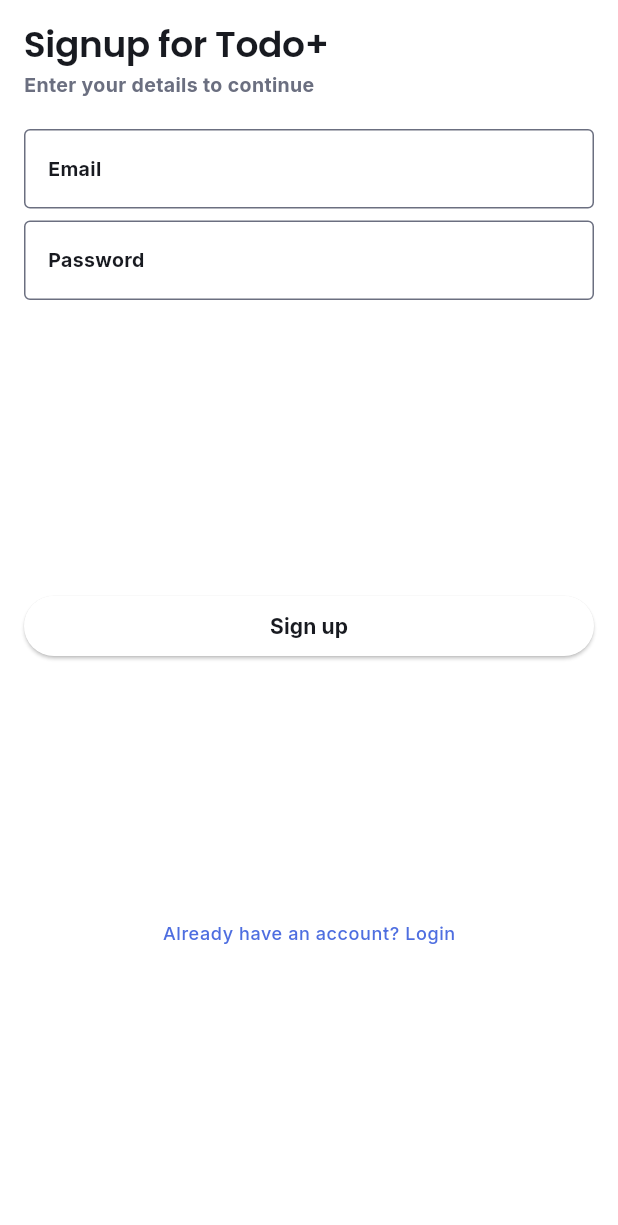
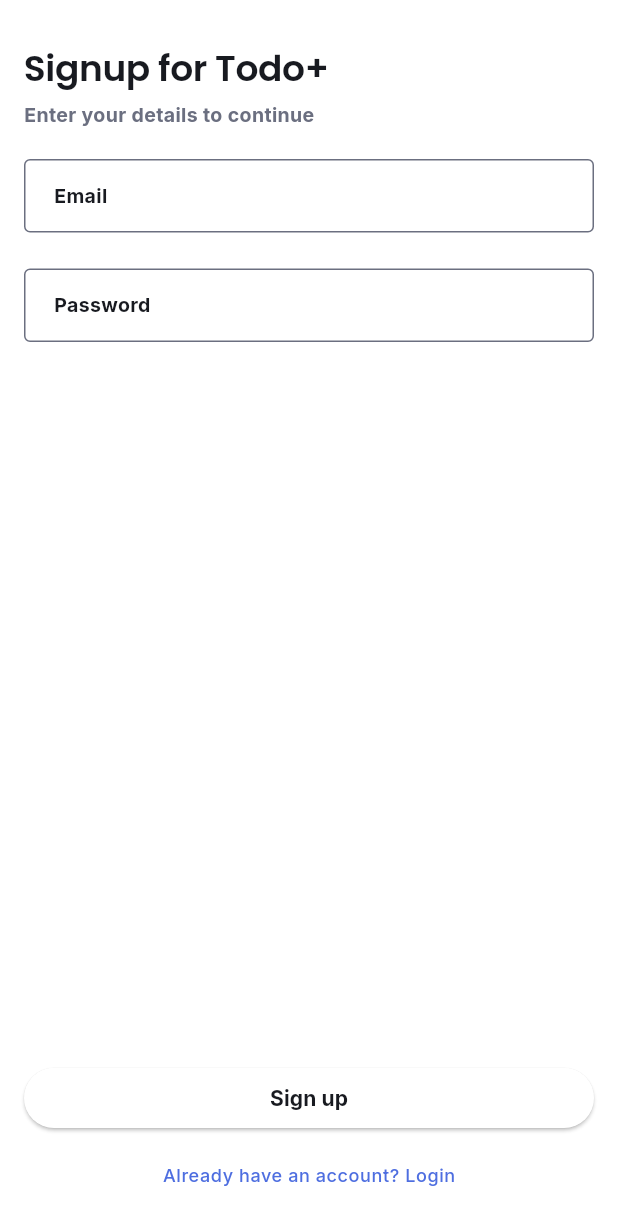
Before and after one commit to HhCruZ21/ToDo, a Flutter app: the SignUpPage screen opened by its route, on a phone screen of 412 x 824 dp. Shown: the top 1225 px of the screen. Run offline on Flutter 3.47's test engine with Material 3 defaults, Android fonts, the phone set to English and light mode, and no system bars; our stand-ins replace google_fonts.

Commit message:
Fixed UI for login and signup

```diff
--- a/lib/views/signup/signup.dart
+++ b/lib/views/signup/signup.dart
@@ -16,8 +16,12 @@ class _SignUpPageState extends State<SignUpPage> {
   final TextEditingController _emailController = TextEditingController();
   final TextEditingController _passwordController = TextEditingController();
 
-  _onSignUpPressed(BuildContext context) {
+  _navigateToDashboard(BuildContext context) {
     Navigator.pushReplacementNamed(context, Routes.dashboard);
+  }
+
+  _navigateToLogin(BuildContext context) {
+    Navigator.pushReplacementNamed(context, Routes.login);
   }
 
   @override
@@ -31,9 +35,8 @@ class _SignUpPageState extends State<SignUpPage> {
   Widget build(BuildContext context) {
     return Scaffold(
       body: SafeArea(
-        child: Center(
         child: Padding(
-            padding: EdgeInsets.fromLTRB(16.0, 16.0, 16.0, 0.0),
+          padding: EdgeInsets.fromLTRB(16.0, 32.0, 16.0, 32.0),
           child: SizedBox(
             width: MediaQuery.of(context).size.width,
             child: Column(
@@ -47,7 +50,7 @@ class _SignUpPageState extends State<SignUpPage> {
                       textColor: Theme.of(context).colorScheme.primary,
                     ),
                     SizedBox(
-                        height: 4.0,
+                      height: 8.0,
                     ),
                     BodyMediumText(
                       'Enter your details to continue',
@@ -59,7 +62,7 @@ class _SignUpPageState extends State<SignUpPage> {
                       keyboardType: TextInputType.emailAddress,
                       labelText: 'Email',
                     ),
-                      SizedBox(height: 8.0),
+                    SizedBox(height: 24.0),
                     InputFieldWidget(
                       controller: _passwordController,
                       obscureText: true,
@@ -70,25 +73,26 @@ class _SignUpPageState extends State<SignUpPage> {
                     ),
                   ],
                 ),
+                Column(
+                  children: [
                     PrimaryButton(
                       text: 'Sign up',
-                    onPressed: () => _onSignUpPressed(context),
+                      onPressed: () => _navigateToDashboard(context),
+                    ),
+                    SizedBox(
+                      height: 20,
                     ),
                     InkWell(
-                    onTap: () {
-                      Navigator.pushNamed(context, Routes.signup);
-                    },
+                      onTap: () => _navigateToLogin(context),
                       child: BodySmallText(
                         'Already have an account? Login',
                         textAlignment: TextAlign.center,
                         textColor: Theme.of(context).colorScheme.secondary,
                       ),
                     ),
-                  SizedBox(
-                    height: 20,
+                  ],
                 )
               ],
-              ),
             ),
           ),
         ),
--- a/lib/widgets/input_field.dart
+++ b/lib/widgets/input_field.dart
@@ -18,22 +18,32 @@ class InputFieldWidget extends StatelessWidget {
 
   @override
   Widget build(BuildContext context) {
-    return TextField(
+    final theme = Theme.of(context);
+    return TextFormField(
       decoration: InputDecoration(
         labelText: labelText,
-        labelStyle: Theme.of(context)
-            .textTheme
-            .bodyMedium
-            ?.copyWith(color: Theme.of(context).colorScheme.primary),
+        labelStyle: theme.textTheme.bodyMedium?.copyWith(
+          color: theme.colorScheme.primary,
+        ),
         focusedBorder: OutlineInputBorder(
           borderSide: BorderSide(
-              width: 2.0, color: Theme.of(context).colorScheme.primary),
+            width: 2.0,
+            color: theme.colorScheme.primary,
+          ),
         ),
         enabledBorder: OutlineInputBorder(
-          borderSide:
-              BorderSide(color: Theme.of(context).colorScheme.onPrimary),
+          borderSide: BorderSide(
+            color: theme.colorScheme.onPrimary,
+          ),
         ),
         hintText: hintText,
+        hintStyle: theme.textTheme.bodySmall?.copyWith(
+          color: theme.hintColor,
+        ),
+        contentPadding: const EdgeInsets.symmetric(
+          horizontal: 16.0,
+          vertical: 14.0,
+        ),
       ),
       obscureText: obscureText ?? false,
       controller: controller,
```
Also changed, not shown: lib/views/login/login.dart (+17 -11 lines), 4 other files. Lines whose indentation alone changed are shown as unchanged.
